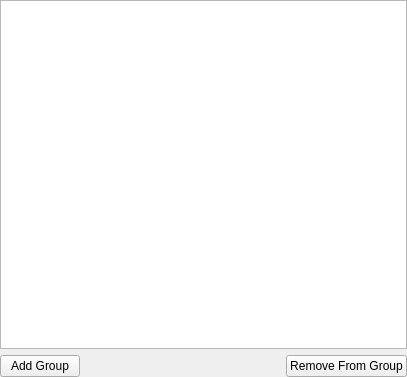
Before: the Qt Designer form smtk/Qt/testing/ModelBrowser.ui in Kitware/SMTK, drawn with Qt 5.
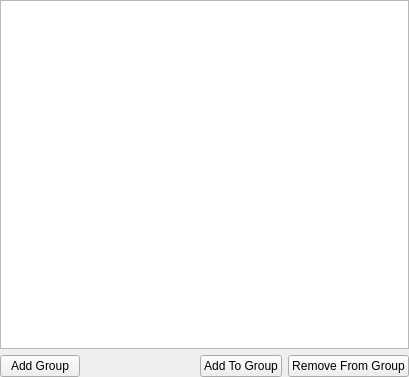
After: the same form once the commit is applied.

Commit message: Progress on adding entities to groups.

What changed in the file:
```diff
--- a/smtk/Qt/testing/ModelBrowser.ui
+++ b/smtk/Qt/testing/ModelBrowser.ui
@@ -6,7 +6,7 @@
    <rect>
     <x>0</x>
     <y>0</y>
-    <width>407</width>
+    <width>409</width>
     <height>377</height>
    </rect>
   </property>
@@ -42,6 +42,13 @@
        </property>
       </spacer>
      </item>
+     <item>
+      <widget class="QPushButton" name="addToGroupButton">
+       <property name="text">
+        <string>Add To Group</string>
+       </property>
+      </widget>
+     </item>
      <item>
       <widget class="QPushButton" name="removeFromGroupButton">
        <property name="text">
```
The commit also changes 2 other files.
